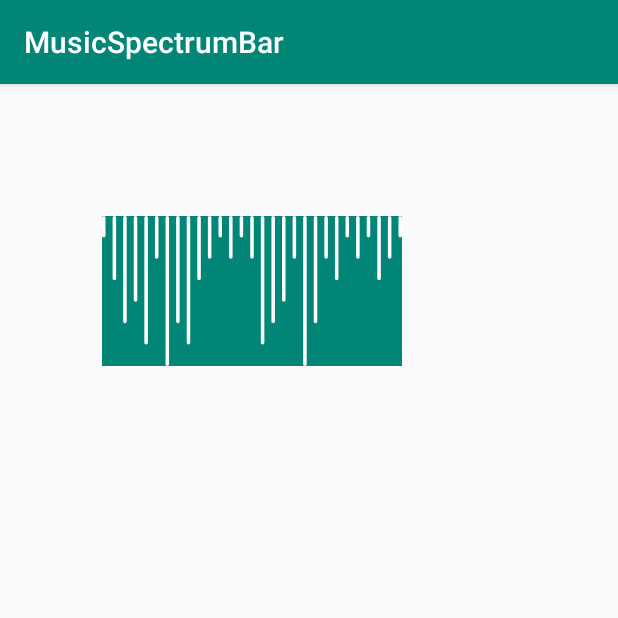
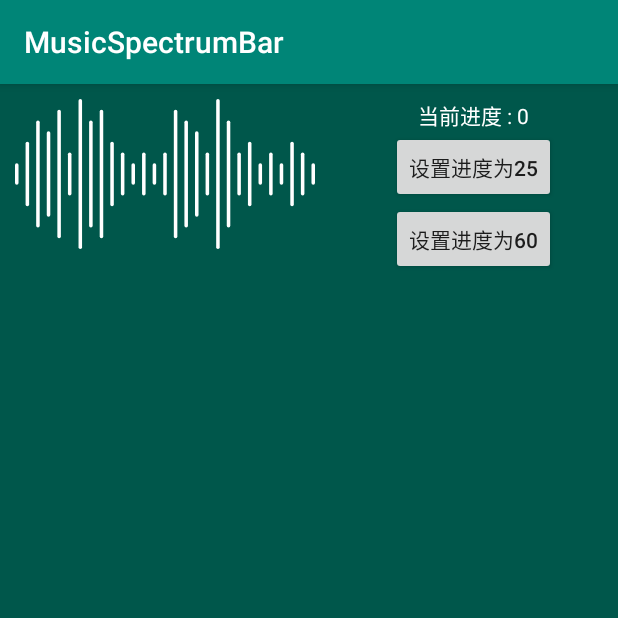
Before and after one commit to CaesarShao/MusicSpectrumBar, an Android app: the screen it shows after launch (MainActivity), on a phone screen of 412 x 824 dp, the top half of it. Run offline under Robolectric (Android 15) with nearby library versions, the phone set to English and light mode, and no system bars.

Commit message:
例子优化

```diff
--- a/app/src/main/java/com/caesar/musicspectrumbar/MainActivity.java
+++ b/app/src/main/java/com/caesar/musicspectrumbar/MainActivity.java
@@ -2,6 +2,10 @@ package com.caesar.musicspectrumbar;
 
 import android.support.v7.app.AppCompatActivity;
 import android.os.Bundle;
+import android.widget.Button;
+import android.widget.TextView;
+
+import com.caesar.musicspectrumbarlibrary.MusicSpectrumBar;
 
 public class MainActivity extends AppCompatActivity {
 
@@ -9,5 +13,30 @@ public class MainActivity extends AppCompatActivity {
     protected void onCreate(Bundle savedInstanceState) {
         super.onCreate(savedInstanceState);
         setContentView(R.layout.activity_main);
+        initview();
+    }
+
+    private void initview() {
+        MusicSpectrumBar mb1 = findViewById(R.id.mb_type1);
+        TextView tv_show = findViewById(R.id.tv_show);
+        Button btnOne = findViewById(R.id.btn_one);
+        Button btnTwo = findViewById(R.id.btn_two);
+        mb1.setOnSeekBarChangeListener(new MusicSpectrumBar.OnSeekChangeListener() {
+            @Override
+            public void onProgressChanged(int i, boolean b) {
+
+            }
+
+            @Override
+            public void onStartTrackingTouch() {
+
+            }
+
+            @Override
+            public void onStopTrackingTouch(int i) {
+
+            }
+        });
+
     }
 }
--- a/app/src/main/res/layout/activity_main.xml
+++ b/app/src/main/res/layout/activity_main.xml
@@ -1,20 +1,53 @@
 <?xml version="1.0" encoding="utf-8"?>
-<android.support.constraint.ConstraintLayout xmlns:android="http://schemas.android.com/apk/res/android"
+<LinearLayout xmlns:android="http://schemas.android.com/apk/res/android"
     xmlns:app="http://schemas.android.com/apk/res-auto"
     xmlns:tools="http://schemas.android.com/tools"
     android:layout_width="match_parent"
     android:layout_height="match_parent"
+    android:background="@color/colorPrimaryDark"
+    android:orientation="vertical"
     tools:context=".MainActivity">
 
-    <com.caesar.musicspectrumbarlibrary.MusicSpectrumBar
-        android:layout_width="200dp"
-        app:poseType="2"
-        android:layout_height="100dp"
-        android:layout_marginStart="68dp"
-        android:layout_marginLeft="68dp"
-        android:layout_marginTop="88dp"
-        android:background="@color/colorPrimary"
-        app:layout_constraintStart_toStartOf="parent"
-        app:layout_constraintTop_toTopOf="parent" />
 
-</android.support.constraint.ConstraintLayout>
+    <LinearLayout
+        android:layout_width="match_parent"
+        android:layout_height="wrap_content">
+
+        <com.caesar.musicspectrumbarlibrary.MusicSpectrumBar
+            android:id="@+id/mb_type1"
+            android:layout_width="200dp"
+            android:layout_height="100dp"
+            android:layout_margin="10dp" />
+
+        <LinearLayout
+            android:layout_width="match_parent"
+            android:layout_height="wrap_content"
+            android:gravity="center"
+            android:orientation="vertical"
+            android:padding="10dp">
+
+            <TextView
+                android:id="@+id/tv_show"
+                android:layout_width="wrap_content"
+                android:layout_height="wrap_content"
+                android:text="当前进度 : 0"
+                android:textColor="#FFFFFF" />
+
+            <Button
+                android:id="@+id/btn_one"
+                android:text="设置进度为25"
+                android:layout_width="wrap_content"
+                android:layout_height="wrap_content" />
+
+            <Button
+                android:id="@+id/btn_two"
+                android:text="设置进度为60"
+                android:layout_width="wrap_content"
+                android:layout_height="wrap_content" />
+
+        </LinearLayout>
+
+    </LinearLayout>
+
+
+</LinearLayout>
```
